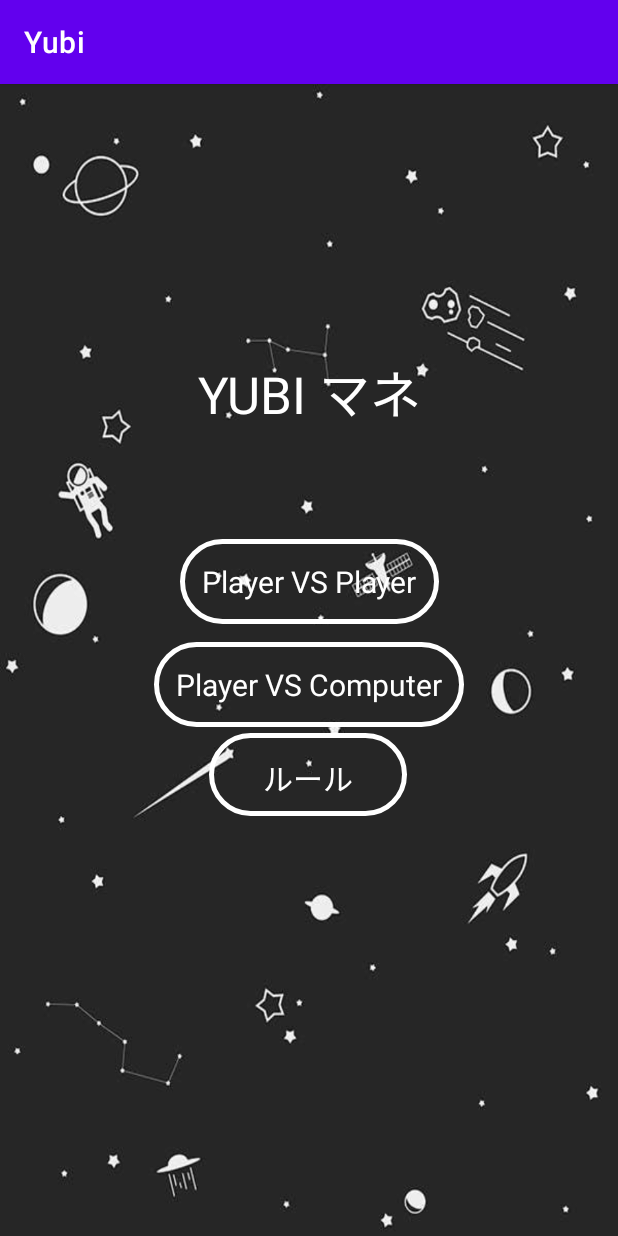
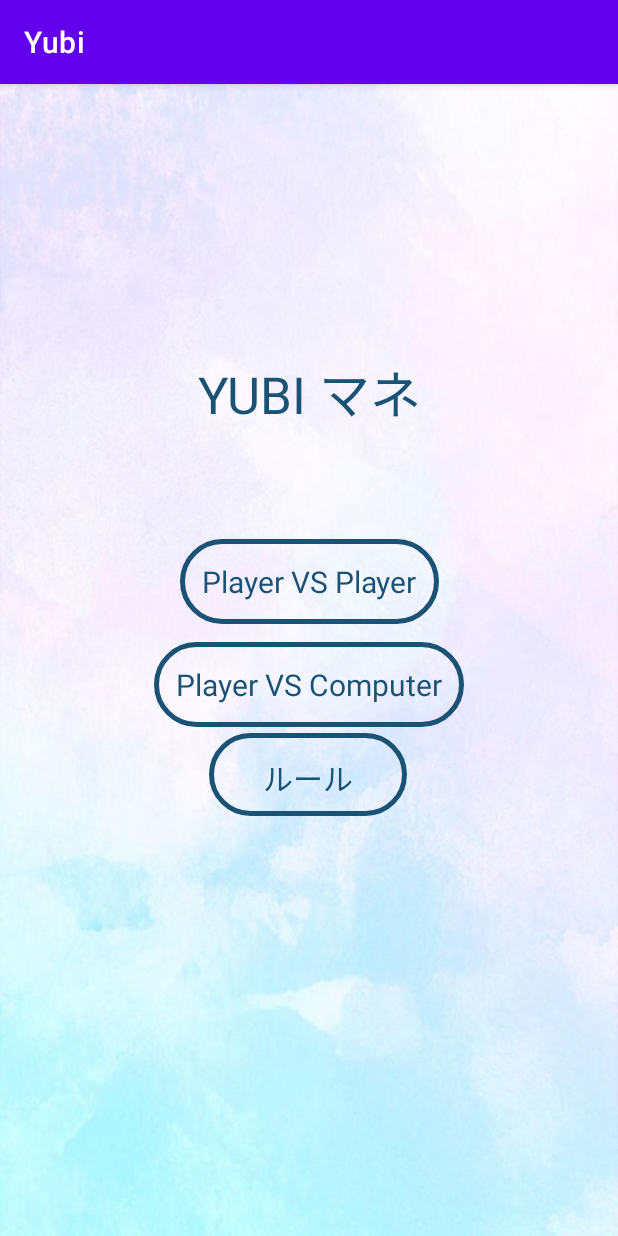
Before and after one commit to NoYoN1/yubiMane, an Android app: the screen it shows after launch (MainActivity), on a phone screen of 412 x 824 dp. Run offline under Robolectric (Android 15) with nearby library versions, the light colour scheme and no system bars.

Commit message:
change background image

```diff
--- a/app/src/main/res/drawable/button_style_home.xml
+++ b/app/src/main/res/drawable/button_style_home.xml
@@ -1,7 +1,7 @@
 <?xml version="1.0" encoding="utf-8"?>
 <shape xmlns:android="http://schemas.android.com/apk/res/android">
     <stroke
-        android:width="3dp" android:color="@color/white"/>
+        android:width="3dp" android:color="@color/blue_button"/>
     <corners android:radius="45dp"/>
     <padding android:top="15dp" android:bottom="15dp" android:left="15dp" android:right="15dp"/>
 </shape>
--- a/app/src/main/res/layout/activity_main.xml
+++ b/app/src/main/res/layout/activity_main.xml
@@ -13,7 +13,7 @@
         android:layout_height="wrap_content"
         android:layout_marginTop="180dp"
         android:text="@string/yubigame"
-        android:textColor="@color/white"
+        android:textColor="@color/blue_button"
         android:textSize="34sp"
         app:layout_constraintEnd_toEndOf="parent"
         app:layout_constraintLeft_toLeftOf="parent"
@@ -28,7 +28,7 @@
         android:layout_marginTop="72dp"
         android:background="@drawable/button_style_home"
         android:text="@string/p_vs_p"
-        android:textColor="@color/white"
+        android:textColor="@color/blue_button"
         android:textSize="20sp"
         app:layout_constraintEnd_toEndOf="parent"
         app:layout_constraintStart_toStartOf="parent"
@@ -41,7 +41,7 @@
         android:layout_marginTop="12dp"
         android:background="@drawable/button_style_home"
         android:text="@string/p_vs_c"
-        android:textColor="@color/white"
+        android:textColor="@color/blue_button"
         android:textSize="20sp"
         app:layout_constraintEnd_toEndOf="parent"
         app:layout_constraintStart_toStartOf="parent"
@@ -55,7 +55,7 @@
         android:background="@drawable/button_style_home"
         android:text="@string/other"
         android:textAlignment="center"
-        android:textColor="@color/white"
+        android:textColor="@color/blue_button"
         android:textSize="20sp"
         app:layout_constraintEnd_toEndOf="parent"
         app:layout_constraintHorizontal_bias="0.498"
```
Also changed, not shown: app/src/main/res/drawable-v24/main.jpg.
